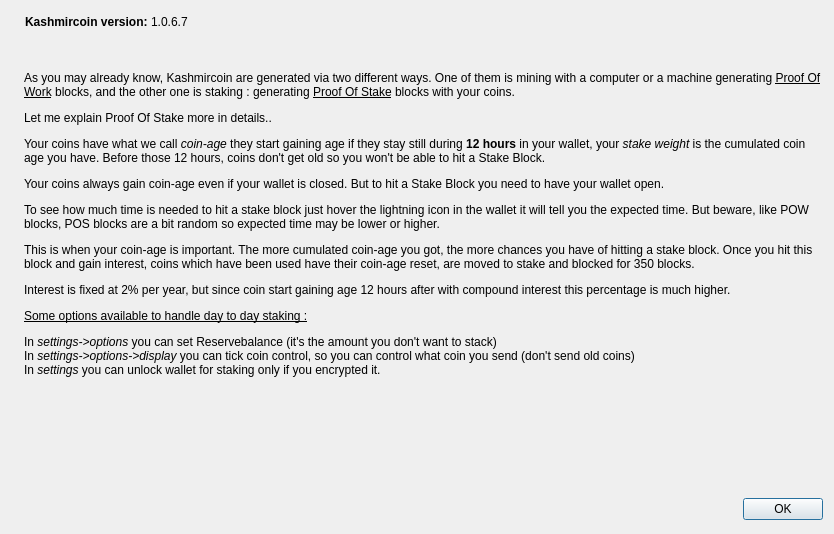
This is src/qt/forms/tutoStackDialog.ui in CryptoHelp/kashmircoin as Qt 5 draws it before an edit. The edited form follows.
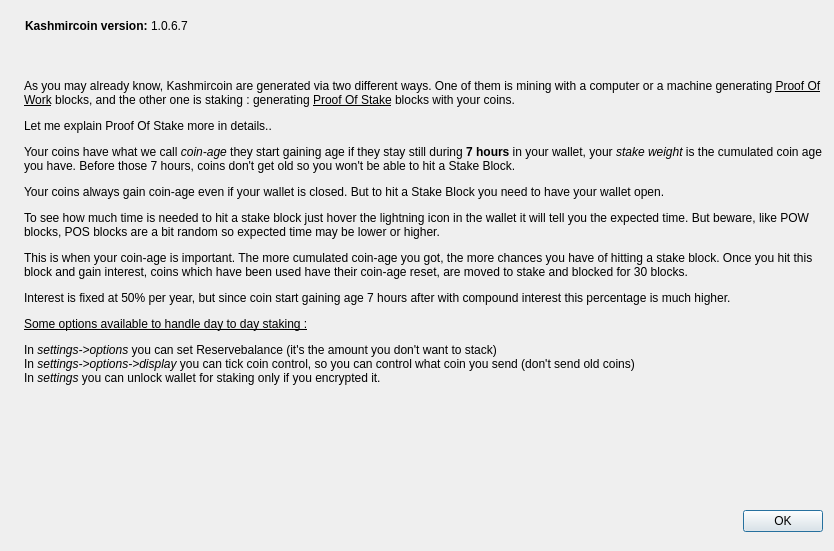
This is the edited form. Icons and pictures are not drawn.

What changed in the file:
```diff
--- a/src/qt/forms/tutoStackDialog.ui
+++ b/src/qt/forms/tutoStackDialog.ui
@@ -7,7 +7,7 @@
     <x>0</x>
     <y>0</y>
     <width>834</width>
-    <height>534</height>
+    <height>551</height>
    </rect>
   </property>
   <property name="sizePolicy">
@@ -133,7 +133,7 @@
         </size>
        </property>
        <property name="text">
-        <string>&lt;html&gt;&lt;head/&gt;&lt;body&gt;&lt;p&gt;As you may already know, Kashmircoin are generated via two different ways. One of them is mining with a computer or a machine generating &lt;span style=&quot; text-decoration: underline;&quot;&gt;Proof Of Work&lt;/span&gt; blocks, and the other one is staking : generating &lt;span style=&quot; text-decoration: underline;&quot;&gt;Proof Of Stake&lt;/span&gt; blocks with your coins.&lt;/p&gt;&lt;p&gt;Let me explain Proof Of Stake more in details..&lt;/p&gt;&lt;p&gt;Your coins have what we call &lt;span style=&quot; font-style:italic;&quot;&gt;coin-age &lt;/span&gt;they start gaining age if they stay still during &lt;span style=&quot; font-weight:600;&quot;&gt;12 hours&lt;/span&gt; in your wallet, your &lt;span style=&quot; font-style:italic;&quot;&gt;stake weight&lt;/span&gt; is the cumulated coin age you have. Before those 12 hours, coins don't get old so you won't be able to hit a Stake Block.&lt;/p&gt;&lt;p&gt;Your coins always gain coin-age even if your wallet is closed. But to hit a Stake Block you need to have your wallet open.&lt;/p&gt;&lt;p&gt;To see how much time is needed to hit a stake block just hover the lightning icon in the wallet it will tell you the expected time. But beware, like POW blocks, POS blocks are a bit random so expected time may be lower or higher.&lt;/p&gt;&lt;p&gt;This is when your coin-age is important. The more cumulated coin-age you got, the more chances you have of hitting a stake block. Once you hit this block and gain interest, coins which have been used have their coin-age reset, are moved to stake and blocked for 350 blocks.&lt;/p&gt;&lt;p&gt;Interest is fixed at 2% per year, but since coin start gaining age 12 hours after with compound interest this percentage is much higher.&lt;/p&gt;&lt;p&gt;&lt;span style=&quot; text-decoration: underline;&quot;&gt;Some options available to handle day to day staking :&lt;/span&gt;&lt;/p&gt;&lt;p&gt;In &lt;span style=&quot; font-style:italic;&quot;&gt;settings-&amp;gt;options&lt;/span&gt; you can set Reservebalance (it's the amount you don't want to stack)&lt;br/&gt;In &lt;span style=&quot; font-style:italic;&quot;&gt;settings-&amp;gt;options-&amp;gt;display&lt;/span&gt; you can tick coin control, so you can control what coin you send (don't send old coins)&lt;br/&gt;In &lt;span style=&quot; font-style:italic;&quot;&gt;settings&lt;/span&gt; you can unlock wallet for staking only if you encrypted it.&lt;/p&gt;&lt;p&gt;&lt;br/&gt;&lt;/p&gt;&lt;p&gt;&lt;br/&gt;&lt;/p&gt;&lt;/body&gt;&lt;/html&gt;</string>
+        <string>&lt;html&gt;&lt;head/&gt;&lt;body&gt;&lt;p&gt;As you may already know, Kashmircoin are generated via two different ways. One of them is mining with a computer or a machine generating &lt;span style=&quot; text-decoration: underline;&quot;&gt;Proof Of Work&lt;/span&gt; blocks, and the other one is staking : generating &lt;span style=&quot; text-decoration: underline;&quot;&gt;Proof Of Stake&lt;/span&gt; blocks with your coins.&lt;/p&gt;&lt;p&gt;Let me explain Proof Of Stake more in details..&lt;/p&gt;&lt;p&gt;Your coins have what we call &lt;span style=&quot; font-style:italic;&quot;&gt;coin-age &lt;/span&gt;they start gaining age if they stay still during &lt;span style=&quot; font-weight:600;&quot;&gt;7 hours&lt;/span&gt; in your wallet, your &lt;span style=&quot; font-style:italic;&quot;&gt;stake weight&lt;/span&gt; is the cumulated coin age you have. Before those 7 hours, coins don't get old so you won't be able to hit a Stake Block.&lt;/p&gt;&lt;p&gt;Your coins always gain coin-age even if your wallet is closed. But to hit a Stake Block you need to have your wallet open.&lt;/p&gt;&lt;p&gt;To see how much time is needed to hit a stake block just hover the lightning icon in the wallet it will tell you the expected time. But beware, like POW blocks, POS blocks are a bit random so expected time may be lower or higher.&lt;/p&gt;&lt;p&gt;This is when your coin-age is important. The more cumulated coin-age you got, the more chances you have of hitting a stake block. Once you hit this block and gain interest, coins which have been used have their coin-age reset, are moved to stake and blocked for 30 blocks.&lt;/p&gt;&lt;p&gt;Interest is fixed at 50% per year, but since coin start gaining age 7 hours after with compound interest this percentage is much higher.&lt;/p&gt;&lt;p&gt;&lt;span style=&quot; text-decoration: underline;&quot;&gt;Some options available to handle day to day staking :&lt;/span&gt;&lt;/p&gt;&lt;p&gt;In &lt;span style=&quot; font-style:italic;&quot;&gt;settings-&amp;gt;options&lt;/span&gt; you can set Reservebalance (it's the amount you don't want to stack)&lt;br/&gt;In &lt;span style=&quot; font-style:italic;&quot;&gt;settings-&amp;gt;options-&amp;gt;display&lt;/span&gt; you can tick coin control, so you can control what coin you send (don't send old coins)&lt;br/&gt;In &lt;span style=&quot; font-style:italic;&quot;&gt;settings&lt;/span&gt; you can unlock wallet for staking only if you encrypted it.&lt;/p&gt;&lt;p&gt;&lt;br/&gt;&lt;/p&gt;&lt;p&gt;&lt;br/&gt;&lt;/p&gt;&lt;/body&gt;&lt;/html&gt;</string>
        </property>
        <property name="wordWrap">
         <bool>true</bool>
```
Left out of the diff: 11 changed lines with no effect on the pictures.
